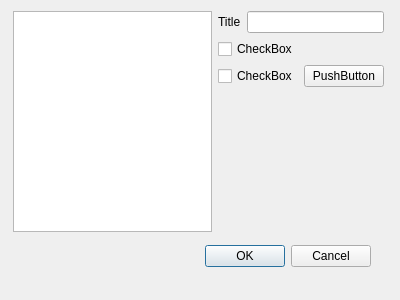
Qt form plugins/textshape/dialogs/TableOfContentsConfigure.ui (KDE/krita) before a commit.
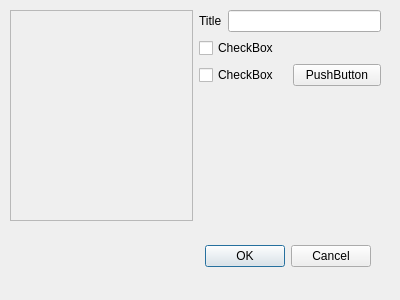
The same form after that commit. Custom widgets are drawn as their Qt base class.

Commit message: Update to ToC configure GUI

```diff
--- a/plugins/textshape/dialogs/TableOfContentsConfigure.ui
+++ b/plugins/textshape/dialogs/TableOfContentsConfigure.ui
@@ -35,28 +35,34 @@
   <widget class="QWidget" name="horizontalLayoutWidget_3">
    <property name="geometry">
     <rect>
-     <x>13</x>
-     <y>11</y>
+     <x>10</x>
+     <y>10</y>
      <width>371</width>
-     <height>221</height>
+     <height>211</height>
     </rect>
    </property>
    <layout class="QHBoxLayout" name="horizontalLayout_4">
     <item>
-     <widget class="QListWidget" name="tocList"/>
-    </item>
-    <item>
-     <spacer name="horizontalSpacer">
-      <property name="orientation">
-       <enum>Qt::Horizontal</enum>
+     <widget class="TableOfContentsPreview" name="tocPreview">
+      <property name="sizePolicy">
+       <sizepolicy hsizetype="Expanding" vsizetype="Expanding">
+        <horstretch>0</horstretch>
+        <verstretch>0</verstretch>
+       </sizepolicy>
       </property>
-      <property name="sizeHint" stdset="0">
+      <property name="minimumSize">
        <size>
-        <width>40</width>
-        <height>20</height>
+        <width>0</width>
+        <height>0</height>
        </size>
       </property>
-     </spacer>
+      <property name="frameShape">
+       <enum>QFrame::StyledPanel</enum>
+      </property>
+      <property name="frameShadow">
+       <enum>QFrame::Raised</enum>
+      </property>
+     </widget>
     </item>
     <item>
      <layout class="QVBoxLayout" name="verticalLayout_2">
@@ -117,6 +123,14 @@
    </layout>
   </widget>
  </widget>
+ <customwidgets>
+  <customwidget>
+   <class>TableOfContentsPreview</class>
+   <extends>QFrame</extends>
+   <header>dialogs/TableOfContentsPreview.h</header>
+   <container>1</container>
+  </customwidget>
+ </customwidgets>
  <resources/>
  <connections>
   <connection>
```
The commit also changes 23 other files.
